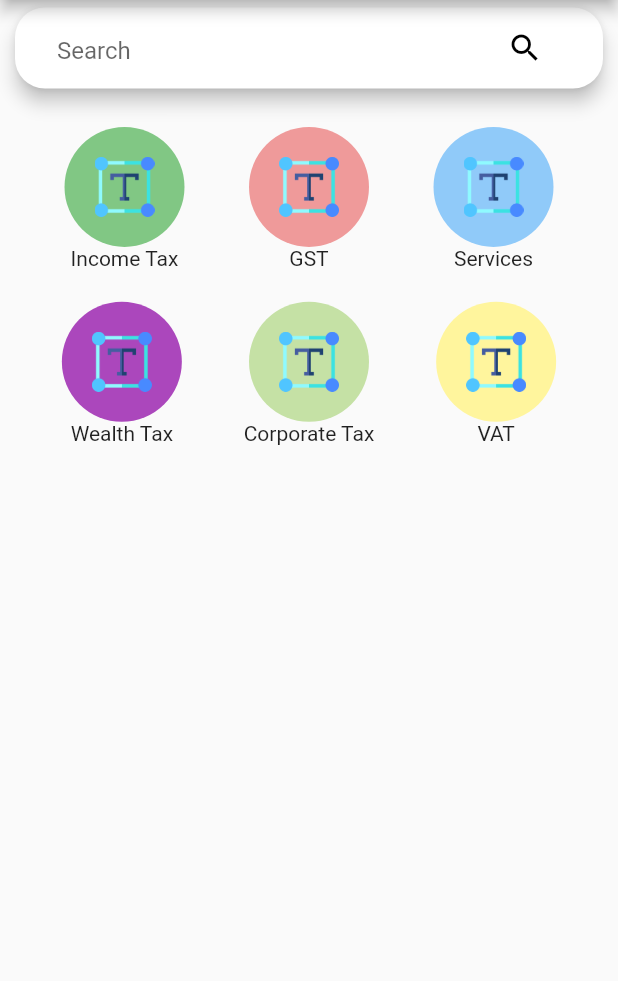
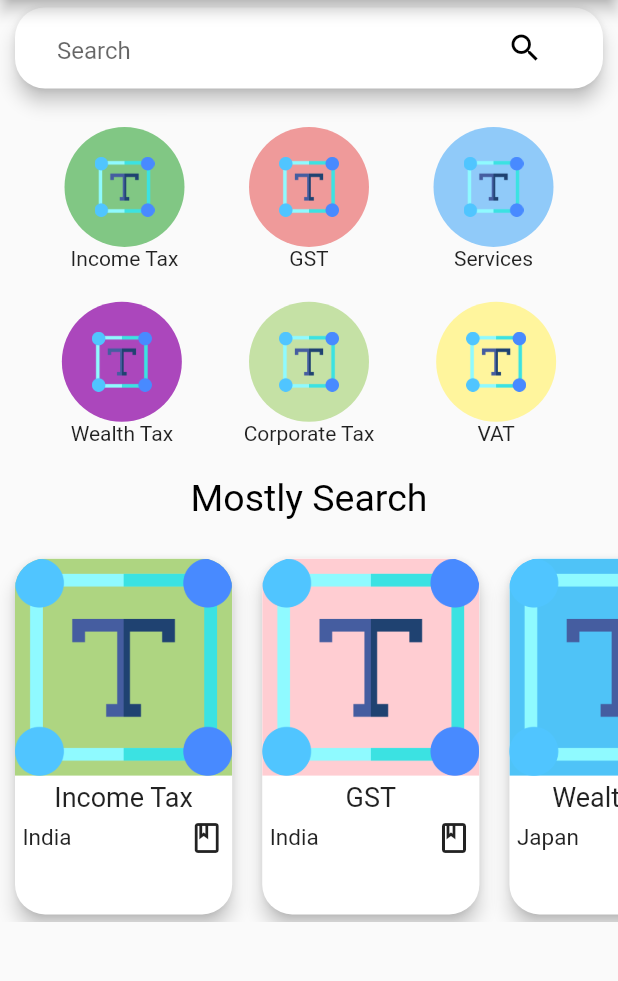
Before and after one commit to Earthknight/OP-Taxes, a Flutter app: the screen it shows after launch, on a phone screen of 412 x 824 dp, the part 84-1065 px from its top. Run offline on Flutter 3.47's test engine with Material 2 defaults, Android fonts, the phone set to English and light mode, and no system bars.

Commit message:
Added code for horizontal list view for showing the most searched taxes

```diff
--- a/lib/screens/home_screen.dart
+++ b/lib/screens/home_screen.dart
@@ -3,6 +3,82 @@ import '../helpers/common_code.dart';
 
 class HomeScreen extends StatelessWidget {
   const HomeScreen({Key? key}) : super(key: key);
+
+  Widget getTaxCard(
+    double devicewidth,
+    double deviceHeight,
+    String country,
+    String taxName,
+    Color bgColor,
+  ) {
+    return Container(
+      width: devicewidth * 0.4,
+      child: Card(
+        margin: const EdgeInsets.symmetric(
+          horizontal: 10,
+          vertical: 5,
+        ),
+        elevation: 5,
+        shape: RoundedRectangleBorder(
+          borderRadius: BorderRadius.circular(20.0),
+        ),
+        child: Column(
+          crossAxisAlignment: CrossAxisAlignment.center,
+          children: [
+            ClipRRect(
+              borderRadius: const BorderRadius.only(
+                topLeft: Radius.circular(20),
+                topRight: Radius.circular(20),
+              ),
+              child: Container(
+                color: bgColor,
+                width: double.infinity,
+                child: Image.asset(
+                  'assets/images/text.png',
+                  fit: BoxFit.cover,
+                ),
+              ),
+            ),
+            getSizedBox(
+              deviceHeight * 0.005,
+            ),
+            FittedBox(
+              child: Text(
+                taxName,
+                style: const TextStyle(
+                  fontSize: 18,
+                ),
+              ),
+            ),
+            getSizedBox(
+              deviceHeight * 0.005,
+            ),
+            Container(
+              margin: const EdgeInsets.symmetric(
+                horizontal: 5,
+              ),
+              child: Row(
+                mainAxisAlignment: MainAxisAlignment.spaceBetween,
+                children: [
+                  FittedBox(
+                    child: Text(
+                      country,
+                      style: const TextStyle(
+                        fontSize: 15,
+                      ),
+                    ),
+                  ),
+                  const Icon(
+                    Icons.book_outlined,
+                  ),
+                ],
+              ),
+            ),
+          ],
+        ),
+      ),
+    );
+  }
 
   Widget getSizedBox(double height) {
     return SizedBox(
@@ -34,6 +110,29 @@ class HomeScreen extends StatelessWidget {
   @override
   Widget build(BuildContext context) {
     final deviceSize = CommonCode.getDeviceSize(context);
+
+    final mostSearchTaxesList = [
+      {
+        'tax_name': 'Income Tax',
+        'country': 'India',
+        'color': Colors.lightGreen.shade300,
+      },
+      {
+        'tax_name': 'GST',
+        'country': 'India',
+        'color': Colors.red.shade100,
+      },
+      {
+        'tax_name': 'Wealth Tax',
+        'country': 'Japan',
+        'color': Colors.lightBlue.shade300,
+      },
+      {
+        'tax_name': 'Services Tax',
+        'country': 'UAE',
+        'color': Colors.pink.shade100,
+      },
+    ];
 
     final searchWidget = Card(
       margin: const EdgeInsets.symmetric(
@@ -75,7 +174,8 @@ class HomeScreen extends StatelessWidget {
         ),
         backgroundColor: Colors.white,
       ),
-      body: Container(
+      body: SingleChildScrollView(
+        child: Container(
           height: deviceSize.height,
           width: deviceSize.width,
           child: Column(
@@ -121,7 +221,39 @@ class HomeScreen extends StatelessWidget {
                   ),
                 ],
               ),
+              getSizedBox(
+                deviceSize.height * 0.025,
+              ),
+              const Text(
+                'Mostly Search',
+                style: TextStyle(
+                  color: Colors.black,
+                  fontSize: 25,
+                ),
+                textAlign: TextAlign.left,
+              ),
+              getSizedBox(
+                deviceSize.height * 0.025,
+              ),
+              SizedBox(
+                height: deviceSize.height * 0.3,
+                width: deviceSize.width,
+                child: ListView.builder(
+                  scrollDirection: Axis.horizontal,
+                  itemCount: mostSearchTaxesList.length,
+                  itemBuilder: (ctx, index) {
+                    return getTaxCard(
+                      deviceSize.width,
+                      deviceSize.height,
+                      mostSearchTaxesList[index]['country'].toString(),
+                      mostSearchTaxesList[index]['tax_name'].toString(),
+                      mostSearchTaxesList[index]['color'] as Color,
+                    );
+                  },
+                ),
+              ),
             ],
+          ),
         ),
       ),
     );
```
Lines whose indentation alone changed are shown as unchanged.
